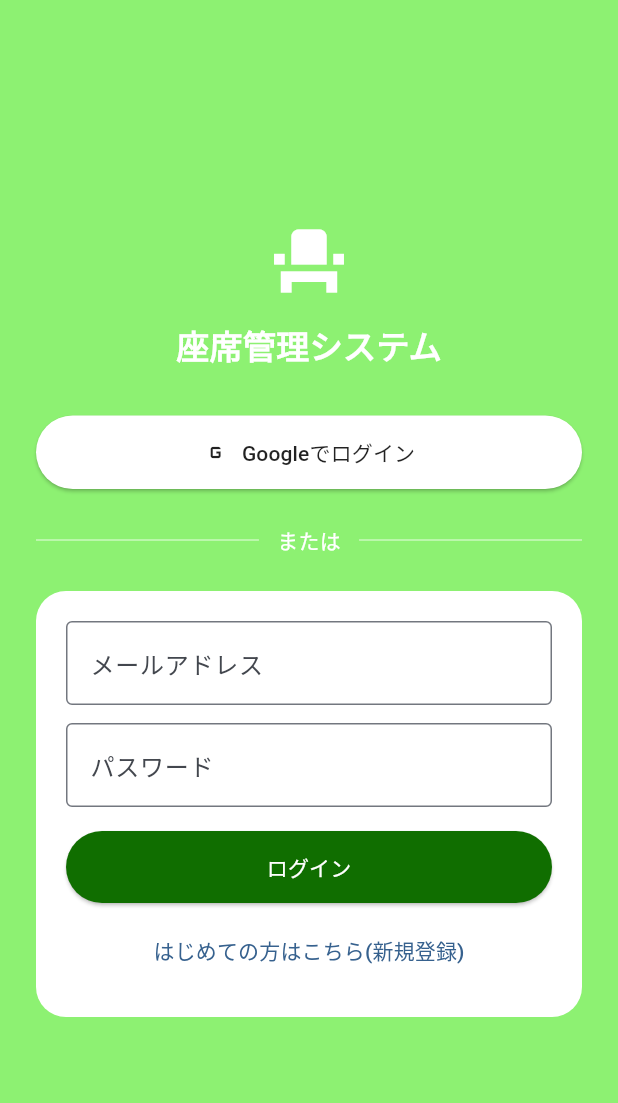
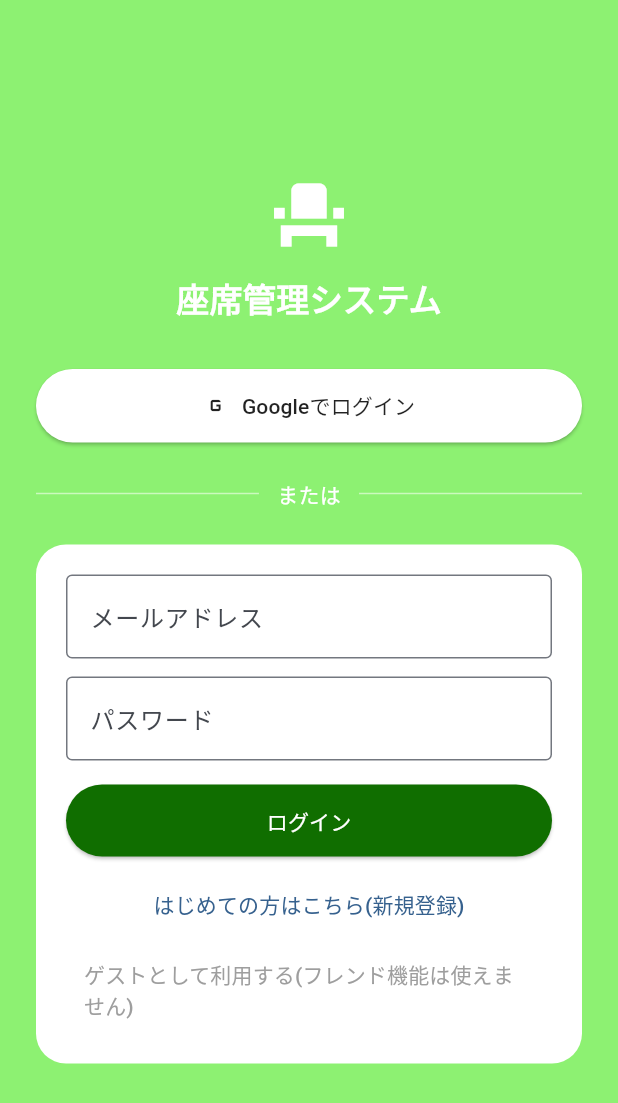
Before and after one commit to koch13555/bench-team, a Flutter app: the screen it shows after launch, on a phone screen of 412 x 824 dp. Shown: the top 1103 px of the screen. Run offline on Flutter 3.47's test engine with Material 3 defaults, Android fonts, the phone set to English and light mode, and no system bars; our stand-ins replace firebase_auth, firebase_core, firebase_database, google_sign_in, qr_flutter, sign_in_with_apple; missing offline and left inert: google_sign_in_web, mobile_scanner; accounts and stored records are empty.

Commit message:
ゲストログイン機能を追加

```diff
--- a/app/lib/auth_service.dart
+++ b/app/lib/auth_service.dart
@@ -29,6 +29,10 @@ class AuthService {
 
   /// 現在ログイン中のユーザー(未ログインならnull)
   User? get currentUser => _auth.currentUser;
+
+  /// 現在のユーザーがゲスト(匿名ログイン)かどうか。
+  /// フレンド機能の表示可否を判定する際に、画面側からこれを参照する。
+  bool get isGuest => _auth.currentUser?.isAnonymous ?? false;
 
   /// ログイン状態の変化を監視するStream。
   /// main.dart側のAuthGateがこれを見てLoginPage/HomePageを切り替える。
@@ -126,6 +130,16 @@ class AuthService {
     return userCredential;
   }
 
+  /// ゲストログイン(匿名認証)。
+  /// 座席の空き状況の閲覧・QRチェックインは可能だが、
+  /// フレンド機能(誰がどこに座っているかの把握)は利用できない。
+  /// この制限はUI側で隠すだけでなく、Firebase側のセキュリティルールでも
+  /// 二重に強制すること(sign_in_provider が anonymous の場合は
+  /// friends / friend_requests への書き込みを拒否する)が望ましい。
+  Future<UserCredential> signInAsGuest() {
+    return _auth.signInAnonymously();
+  }
+
   /// メールアドレス + パスワードでログイン
   Future<UserCredential> signInWithEmail(String email, String password) {
     return _auth.signInWithEmailAndPassword(
--- a/app/lib/login_page.dart
+++ b/app/lib/login_page.dart
@@ -72,6 +72,8 @@ class _LoginPageState extends State<LoginPage> {
   Future<void> _handleGoogle() => _run(_authService.signInWithGoogle);
 
   Future<void> _handleApple() => _run(_authService.signInWithApple);
+
+  Future<void> _handleGuest() => _run(_authService.signInAsGuest);
 
   Future<void> _handleEmailSubmit() {
     final email = _emailController.text;
@@ -206,6 +208,14 @@ class _LoginPageState extends State<LoginPage> {
                                 : 'はじめての方はこちら(新規登録)',
                           ),
                         ),
+                        const SizedBox(height: 4),
+                        TextButton(
+                          onPressed: _handleGuest,
+                          child: const Text(
+                            'ゲストとして利用する(フレンド機能は使えません)',
+                            style: TextStyle(color: Colors.grey),
+                          ),
+                        ),
                       ],
                     ),
                   ),
```
Also changed, not shown: app/lib/checkin_page.dart (+7 -8 lines), app/lib/seat_widget.dart (+32 -10 lines).
